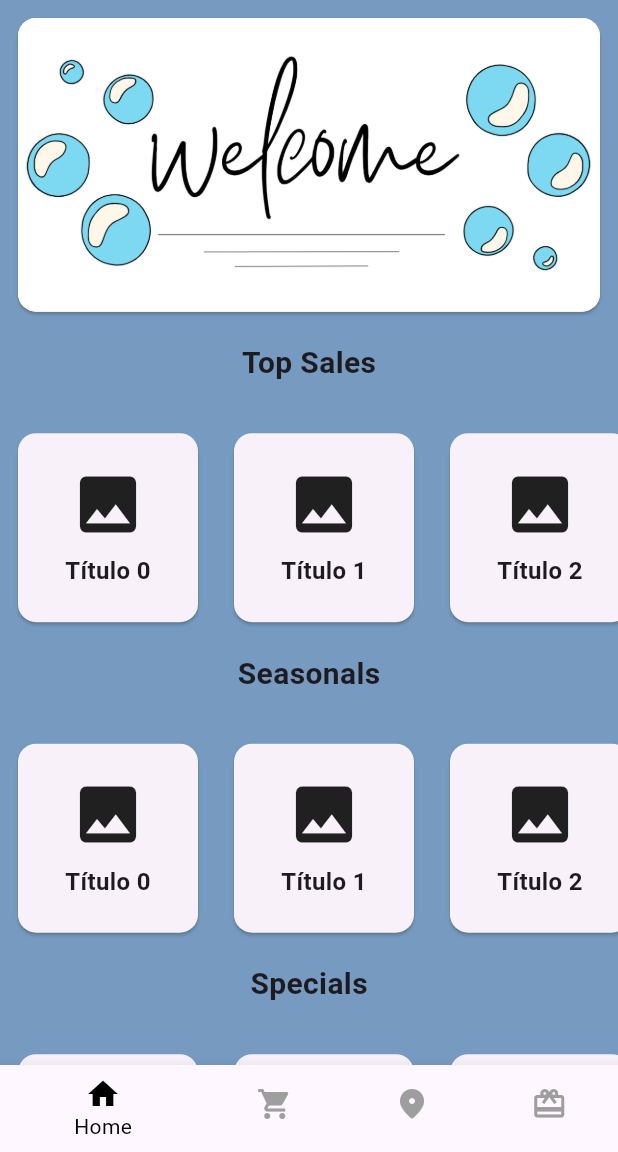
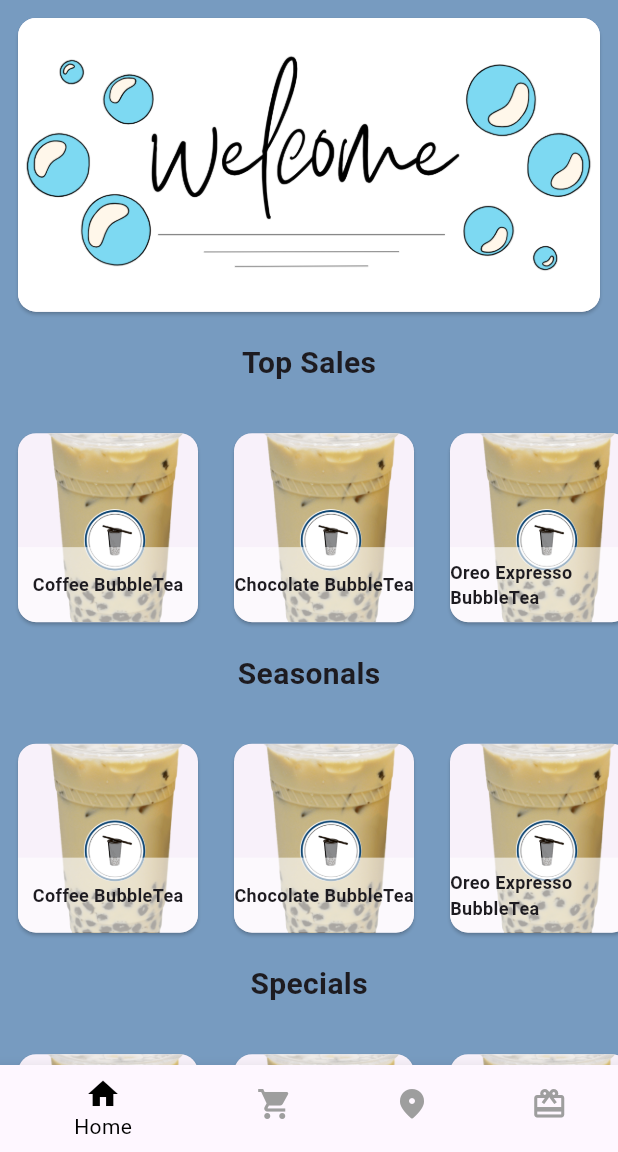
Before and after one commit to Molisawa/flutter_final_project, a Flutter app: the HomeScreen screen opened by its route, on a phone screen of 412 x 824 dp, the part 84-1236 px from its top. Run offline on Flutter 3.47's test engine with Material 2 defaults, Android fonts, the phone set to English and light mode, and no system bars; our stand-ins replace another_flushbar, permission_handler.

Commit message:
Working in data

```diff
--- a/lib/bubbleit/data/data.dart
+++ b/lib/bubbleit/data/data.dart
@@ -9,7 +9,7 @@ const String BubbleIT = '''[
     "milk": "Regular",
     "size": "Medium",
     "sugar": "Regular",
-    "levelTapioca": "1",
+    "levelTapioca": 1
   },
   {
     "image": "assets/images/coffeeBubbleTea.png",
@@ -21,7 +21,7 @@ const String BubbleIT = '''[
     "milk": "Light",
     "size": "Large",
     "sugar": "Light",
-    "levelTapioca": "2",
+    "levelTapioca": 2
   },
   {
     "image": "assets/images/coffeeBubbleTea.png",
@@ -33,7 +33,6 @@ const String BubbleIT = '''[
     "milk": "Regular",
     "size": "Large",
     "sugar": "Regular",
-    "levelTapioca": "1",
-  },
-
+    "levelTapioca": 1
+  }
 ]''';
--- a/lib/bubbleit/screens/home/Home.dart
+++ b/lib/bubbleit/screens/home/Home.dart
@@ -1,5 +1,7 @@
 // import 'package:flutter/material.dart';
+import 'dart:convert';
 import 'package:another_flushbar/flushbar.dart';
+import 'package:flutter_final_project/bubbleit/data/data.dart';
 import 'package:flutter_final_project/bubbleit/screens/consts/color_palette.dart';
 import 'package:flutter_final_project/bubbleit/screens/screens.dart';
 import 'package:flutter_final_project/bubbleit/widgets/widgets.dart';
@@ -17,18 +19,25 @@ class _HomeScreenState extends State<HomeScreen> {
   int currIndex = 0;
   late PageController _pageController;
 
-  final List<Widget> _screens = [
-    HomeContent(),
-    ShoppingCartScreen(),
-    MapScreen(),
-    RewardsScreen()
-  ];
+
+  final List<Widget> _screens = [];
 
   @override
   void initState() {
-    super.initState();
+
+
+
     _pageController = PageController();
     _requestBasePermissions();
+
+    // Initialize HomeContent with the product data
+    _screens.addAll([
+      HomeContent(),
+      ShoppingCartScreen(),
+      MapScreen(),
+      RewardsScreen(),
+    ]);
+    super.initState();
   }
 
   @override
@@ -113,15 +122,15 @@ Future<void> _requestBasePermissions() async {
 }
 
 class HomeContent extends StatefulWidget {
-  const HomeContent({super.key});
+  HomeContent({super.key});
 
   @override
   State<HomeContent> createState() => _HomeContentState();
 }
 
 class _HomeContentState extends State<HomeContent> {
+  List<dynamic> products = [];
   double appBarHeight = 100.0;
-
   ScrollController scrollController = ScrollController();
 
   @override
@@ -132,6 +141,7 @@ class _HomeContentState extends State<HomeContent> {
         // The listener will call setState whenever the scroll position changes.
       });
     });
+    products = jsonDecode(BubbleIT);
   }
 
   @override
@@ -157,9 +167,9 @@ class _HomeContentState extends State<HomeContent> {
           }(), // Color de fondo transparente inicial
 
           elevation: 0, // Sin sombra
-          pinned:
-              true, // La AppBar se fija en la parte superior al hacer scroll
-          title: const Text('BubbleIT', style: TextStyle(color: Colors.white, fontWeight: FontWeight.bold)),
+          pinned: true, // La AppBar se fija en la parte superior al hacer scroll
+          title: const Text('BubbleIT',
+              style: TextStyle(color: Colors.white, fontWeight: FontWeight.bold)),
           centerTitle: true, // Título del AppBar
         ),
         SliverToBoxAdapter(
@@ -171,14 +181,12 @@ class _HomeContentState extends State<HomeContent> {
                   borderRadius: BorderRadius.circular(12.0),
                 ),
                 child: SizedBox(
-                  width: double
-                      .infinity, // Ancho de la tarjeta al ancho completo de la pantalla
+                  width: double.infinity,
                   child: ClipRRect(
                     borderRadius: BorderRadius.circular(12.0),
                     child: Image.asset(
-                      'assets/images/welcome_banner.png', // Reemplaza 'tu_imagen.jpg' con la ruta correcta de tu imagen en los activos
-                      fit: BoxFit
-                          .cover, // Ajusta la imagen al tamaño de la tarjeta
+                      'assets/images/welcome_banner.png',
+                      fit: BoxFit.cover,
                     ),
                   ),
                 ),
@@ -192,8 +200,7 @@ class _HomeContentState extends State<HomeContent> {
               ])
                 GestureDetector(
                   onTap: () {
-                    Navigator.pushNamed(
-                        context, '/product_detail');
+                    Navigator.pushNamed(context, '/product_detail');
                   },
                   child: Column(
                     children: [
@@ -208,7 +215,7 @@ class _HomeContentState extends State<HomeContent> {
                         ),
                       ),
                       const SizedBox(height: 12.0),
-                      const CustomSlider(),
+                      CustomSlider(products: products), // Use all products
                     ],
                   ),
                 ),
--- a/lib/bubbleit/screens/login/Login.dart
+++ b/lib/bubbleit/screens/login/Login.dart
@@ -56,7 +56,7 @@ class _LoginScreenState extends State<LoginScreen> {
                 ),
                 const SizedBox(height: 20.0),
                 const Text(
-                  'Sign In',
+                  'Log In',
                   style: TextStyle(
                     fontSize: 48.0,
                     fontWeight: FontWeight.bold,
--- a/lib/bubbleit/screens/order_detail/order_detail.dart
+++ b/lib/bubbleit/screens/order_detail/order_detail.dart
@@ -29,7 +29,7 @@ class _OrderDetailScreen extends State<OrderDetailScreen> {
           ),
           centerTitle: true,
           leading: IconButton(
-            icon: const Icon(Icons.arrow_back, color: Colors.black),
+            icon: const Icon(Icons.arrow_back, color: Colors.white),
             onPressed: () {
               Navigator.pop(context);
             },
@@ -255,6 +255,9 @@ class _OrderDetailScreen extends State<OrderDetailScreen> {
                             title: 'Order puesta',
                             message: 'Tu orden ha sido puesta',
                             duration: const Duration(seconds: 3),
+                            backgroundColor: kItesoBlue,
+                            margin: const EdgeInsets.all(8),
+                            borderRadius: BorderRadius.circular(8),
                           ).show(context);
                           setState(() {
                             _isOrderPlaced = true;
--- a/lib/bubbleit/screens/shopping_cart.dart/Shopping_cart.dart
+++ b/lib/bubbleit/screens/shopping_cart.dart/Shopping_cart.dart
@@ -19,7 +19,7 @@ class _ShoppingCartScreenState extends State<ShoppingCartScreen> {
           backgroundColor: kItesoBlueLight,
           title: const Text(
             'Your basket',
-            style: TextStyle(color: Colors.black),
+            style: TextStyle(color: Colors.white),
           ),
           centerTitle: true,
           actions: const <Widget>[
@@ -29,7 +29,7 @@ class _ShoppingCartScreenState extends State<ShoppingCartScreen> {
                 Text(
                   'Empty',
                   style: TextStyle(
-                      fontWeight: FontWeight.bold, color: Colors.black),
+                      fontWeight: FontWeight.bold, color: Colors.white),
                 ),
               ],
             ),
--- a/lib/bubbleit/widgets/custom_bottombar.dart
+++ b/lib/bubbleit/widgets/custom_bottombar.dart
@@ -9,6 +9,7 @@ class BottomBarWidget extends StatefulWidget {
 
 class _BottomBarWidgetState extends State<BottomBarWidget> {
   int itemCount = 1;
+  bool isButtonActivated = false;
 
   @override
   Widget build(BuildContext context) {
@@ -79,6 +80,7 @@ class _BottomBarWidgetState extends State<BottomBarWidget> {
               ),
               onPressed: () {
                 // Acción cuando se presiona el botón azul
+                isButtonActivated ? null :
                 Flushbar(
                   title: 'Añadido al carrito',
                   message: 'Se ha añadido el producto al carrito',
@@ -86,7 +88,10 @@ class _BottomBarWidgetState extends State<BottomBarWidget> {
                   backgroundColor: kItesoBlue,
                   margin: const EdgeInsets.all(8),
                   borderRadius: BorderRadius.circular(8),
-                )..show(context);
+                ).show(context);
+                setState(() {
+                  isButtonActivated = true;
+                });
               },
               child: const Text(
                 'Add \$19.89',
--- a/lib/bubbleit/widgets/custom_slider.dart
+++ b/lib/bubbleit/widgets/custom_slider.dart
@@ -1,40 +1,64 @@
 import 'package:flutter/material.dart';
 
-class CustomSlider extends StatelessWidget {
-  const CustomSlider({super.key});
+class CustomSlider extends StatefulWidget {
+  final List<dynamic> products;
 
+  CustomSlider({Key? key, required this.products}) : super(key: key);
+
+  @override
+  State<CustomSlider> createState() => _CustomSliderState();
+}
+
+class _CustomSliderState extends State<CustomSlider> {
   @override
   Widget build(BuildContext context) {
     return SizedBox(
-      height: 150.0, // Altura del slider
+      height: 150.0,
       child: ListView.builder(
         scrollDirection: Axis.horizontal,
-        itemCount: 4, // Número de cards en el slider
+        itemCount: widget.products.length,
         itemBuilder: (context, index) {
+          var product = widget.products[index];
           return Padding(
             padding: const EdgeInsets.all(8.0),
             child: Card(
               shape: RoundedRectangleBorder(
                 borderRadius: BorderRadius.circular(12.0),
               ),
+              child: ClipRRect(
+                borderRadius: BorderRadius.circular(12.0),
                 child: SizedBox(
-                width: 120.0, // Ancho de cada card en el slider
-                child: Column(
-                  mainAxisAlignment: MainAxisAlignment.center,
+                  width: 120.0,
+                  height: 150.0,
+                  child: Stack(
                     children: [
-                    const Icon(
-                      Icons.image, // Puedes reemplazar esto con tu imagen
-                      size: 50.0,
+                      // Background Image (Smaller)
+                      Image.asset(
+                        product['image'],
+                        width: 120.0,
+                        height: 150.0, // Adjust the height to make the image smaller
+                        fit: BoxFit.cover,
                       ),
-                    const SizedBox(height: 8.0),
-                    Text(
-                      'Título $index', // Reemplaza con tu título real
+                      // White Overlay with Text at the Bottom
+                      Align(
+                        alignment: Alignment.bottomCenter,
+                        child: Container(
+                          width: 120.0,
+                          height: 50.0, // Adjust the height for the text container
+                          color: Colors.white.withOpacity(0.6),
+                          child: Center(
+                            child: Text(
+                              '${product['name']}',
                               style: const TextStyle(
-                        fontSize: 16.0,
+                                fontSize: 12.0,
                                 fontWeight: FontWeight.bold,
                               ),
                             ),
+                          ),
+                        ),
+                      ),
                     ],
+                  ),
                 ),
               ),
             ),
--- a/lib/bubbleit/widgets/login_form.dart
+++ b/lib/bubbleit/widgets/login_form.dart
@@ -30,6 +30,7 @@ class LoginForm extends StatelessWidget {
                 transitionDuration: duration,
               ),
             );
+
           },
           backgroundColor: kItesoBlueLight,
         ),
--- a/pubspec.yaml
+++ b/pubspec.yaml
@@ -39,6 +39,7 @@ dependencies:
   location: ^5.0.3
   another_flushbar: ^1.12.30
   animated_text_kit: ^4.2.2
+  provider: ^6.0.5
 
 dev_dependencies:
   flutter_test:
```
Also changed, not shown: lib/bubbleit/screens/product_detail/product_detail.dart (indentation only), pubspec.lock. Lines whose indentation alone changed are shown as unchanged.
